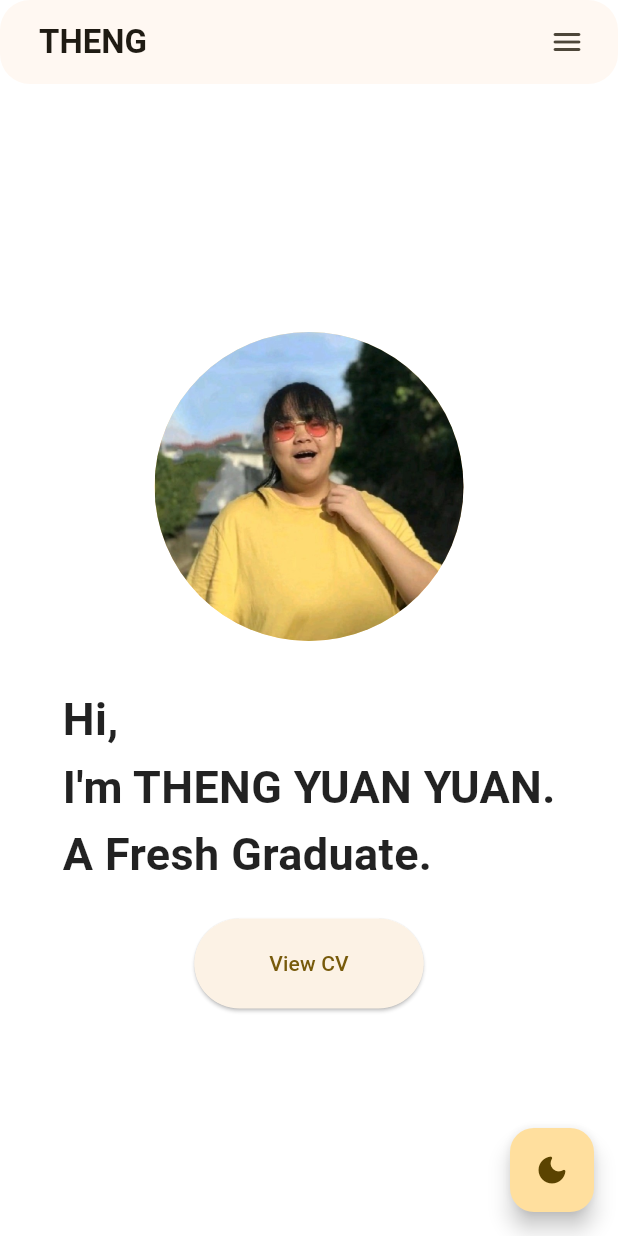
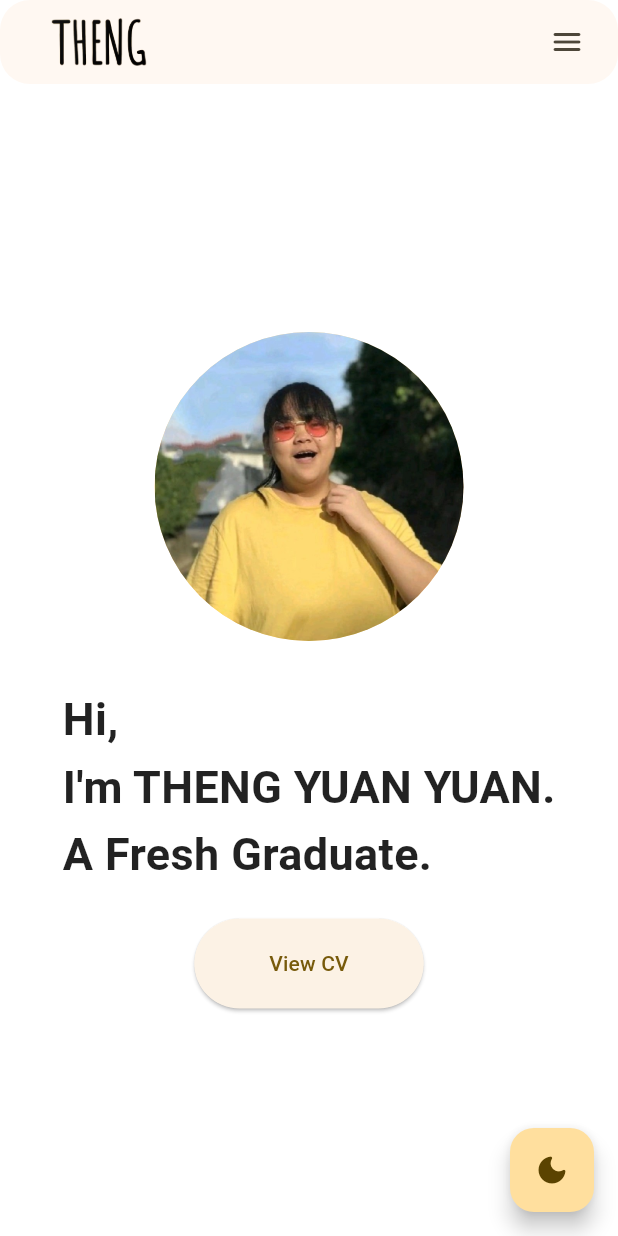
Before and after one commit to thengyuanyuan/my_portfolio, a Flutter app: the screen it shows after launch, on a phone screen of 412 x 824 dp. Run offline on Flutter 3.47's test engine with Material 3 defaults, Android fonts, the phone set to English and light mode, and no system bars; our stand-ins replace carousel_slider, font_awesome_flutter, photo_view, responsive_builder; missing offline and left inert: dart:html, dart:js, flutter_devicon, pdfx.

Commit message:
changed logo

```diff
--- a/lib/widgets/header/site_logo.dart
+++ b/lib/widgets/header/site_logo.dart
@@ -8,13 +8,11 @@ class SiteLogo extends StatelessWidget {
   Widget build(BuildContext context) {
     return GestureDetector(
       onTap: onTap,
-      child: const Text(
-        "THENG",
-        style: TextStyle(
-          fontSize: 22,
-          fontWeight: FontWeight.bold,
-          decoration: TextDecoration.none,
-          // color: CustomColor.yellowSecondary,
+      child: SizedBox(
+        width: 80,
+        child: Image.asset(
+          "assets/images/logo.png",
+          fit: BoxFit.fitWidth,
         ),
       ),
     );
```
Also changed, not shown: assets/images/logo.png (added), 1 other file.
